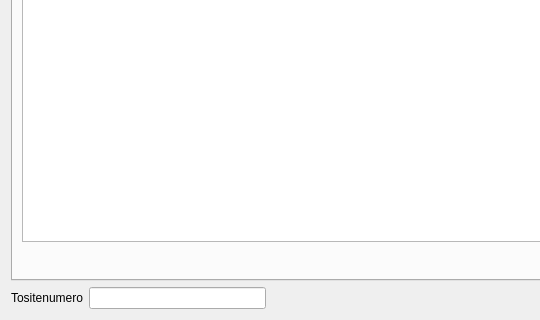
This is kitupiikki/kirjaus/kirjaus.ui in artoh/kitupiikki as Qt 5 draws it before an edit; both pictures show x 0 to 540 and y 84 to 404 of the 816 by 404 pixel window. The edited form follows.
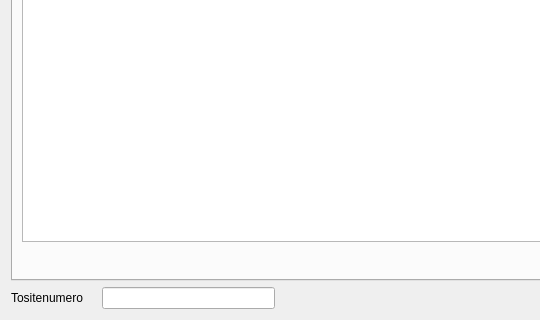
This is the edited form.

What changed in the file:
```diff
--- a/kitupiikki/kirjaus/kirjaus.ui
+++ b/kitupiikki/kirjaus/kirjaus.ui
@@ -426,6 +426,19 @@
        </property>
       </widget>
      </item>
+     <item>
+      <widget class="QLabel" name="tyyppiLabel">
+       <property name="font">
+        <font>
+         <weight>75</weight>
+         <bold>true</bold>
+        </font>
+       </property>
+       <property name="text">
+        <string>  </string>
+       </property>
+      </widget>
+     </item>
      <item>
       <widget class="QLineEdit" name="tunnisteEdit">
        <property name="placeholderText">
@@ -449,7 +462,7 @@
      <item>
       <widget class="QLabel" name="idLabel">
        <property name="text">
-        <string>  </string>
+        <string/>
        </property>
       </widget>
      </item>
```
